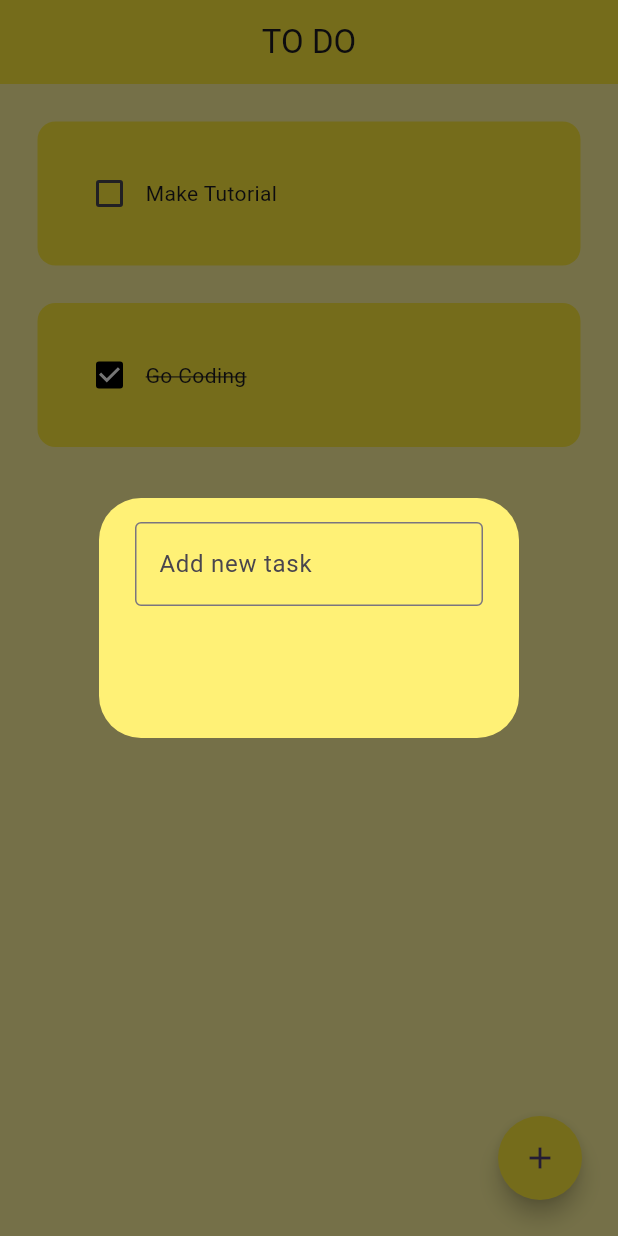
After one commit to abdurashidovvv/flutter-todo, a Flutter app: the screen it shows after launch, after a tap on the "add" icon, on a phone screen of 412 x 824 dp. The commit adds this screen. Run offline on Flutter 3.47's test engine with Material 3 defaults, Android fonts, the phone set to English and light mode, and no system bars.

Commit message:
MyButton 01:35:13

```diff
--- a/lib/pages/home_page.dart
+++ b/lib/pages/home_page.dart
@@ -1,4 +1,5 @@
 import 'package:flutter/material.dart';
+import 'package:todo/utils/dialog_box.dart';
 import 'package:todo/utils/todo_tile.dart';
 
 class HomePage extends StatefulWidget {
@@ -14,10 +15,19 @@ class _HomePageState extends State<HomePage> {
     ["Go Coding", true],
   ];
 
-  void checkBoxChanged(bool? value, int index){
+  void checkBoxChanged(bool? value, int index) {
     setState(() {
       toDoList[index][1] = !toDoList[index][1];
     });
+  }
+
+  void createNewTask() {
+    showDialog(
+      context: context,
+      builder: (context) {
+        return DialogBox();
+      },
+    );
   }
 
   @override
@@ -28,6 +38,15 @@ class _HomePageState extends State<HomePage> {
         centerTitle: true,
         title: Text("TO DO"),
         elevation: 0,
+      ),
+      floatingActionButton: Padding(
+        padding: const EdgeInsets.all(8.0),
+        child: FloatingActionButton(
+          onPressed: createNewTask,
+          backgroundColor: Colors.yellow,
+          shape: CircleBorder(),
+          child: Icon(Icons.add),
+        ),
       ),
       body: ListView.builder(
         itemCount: toDoList.length,
--- /dev/null
+++ b/lib/utils/dialog_box.dart
@@ -0,0 +1,30 @@
+import 'package:flutter/material.dart';
+
+class DialogBox extends StatelessWidget {
+  const DialogBox({super.key});
+
+  @override
+  Widget build(BuildContext context) {
+    return AlertDialog(
+      backgroundColor: Colors.yellow[300],
+      content: Container(
+        height: 120,
+        child: const Column(
+          children: [
+            TextField(
+              decoration: InputDecoration(
+                border: OutlineInputBorder(),
+                hintText: "Add new task",
+              ),
+            ),
+            Row(
+              children: [
+
+              ],
+            )
+          ],
+        ),
+      ),
+    );
+  }
+}
```
Also changed, not shown: lib/utils/my_button.dart (added, +21 -0 lines).
